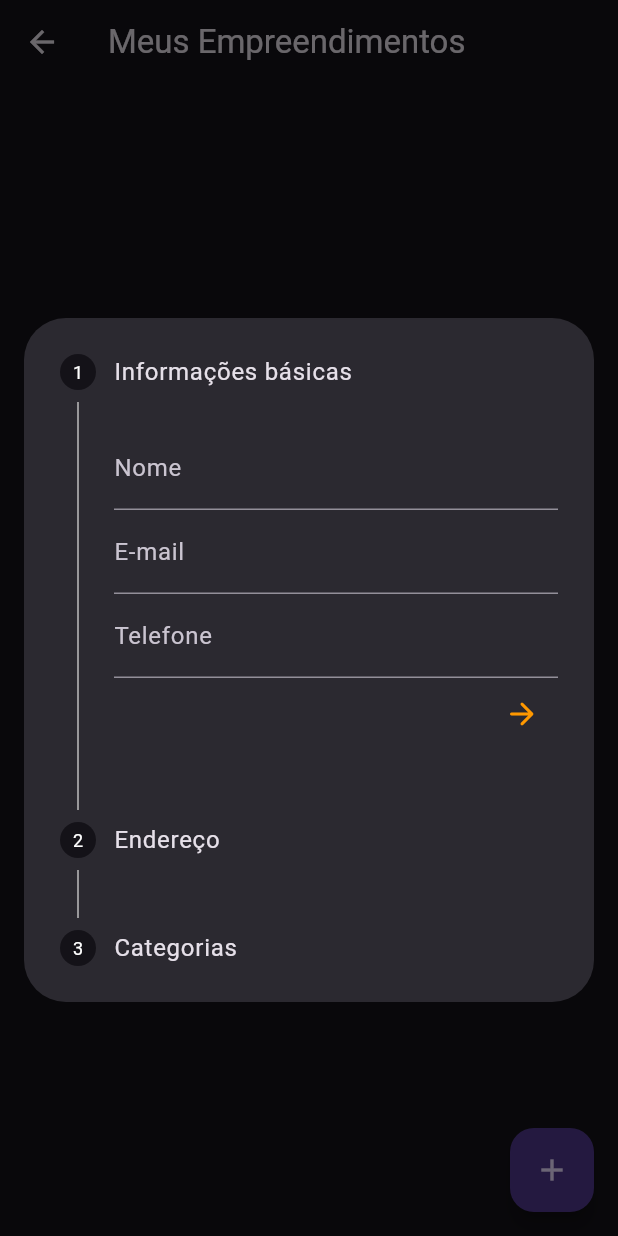
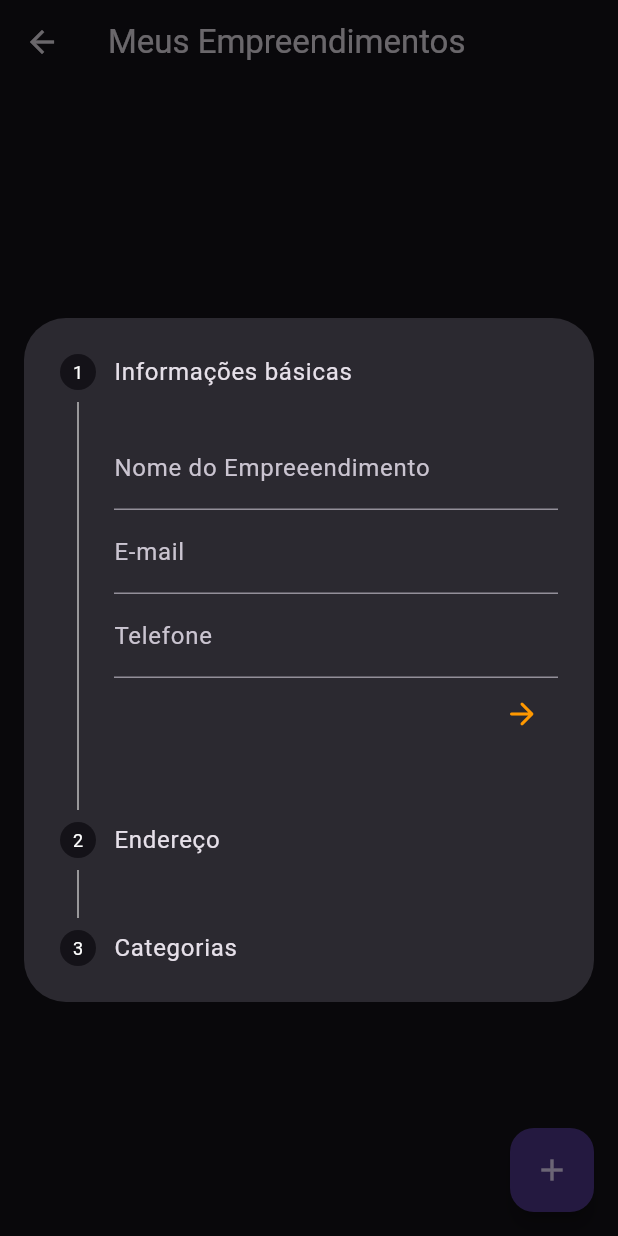
Before and after one commit to JoaoPauloUbaF/marba_project, a Flutter app: the MyBusinessListScreen screen opened by its route, after a tap on the "add" icon, on a phone screen of 412 x 824 dp. Run offline on Flutter 3.47's test engine with Material 3 defaults, Android fonts, the light colour scheme and no system bars; our stand-ins replace cloud_firestore, firebase_auth, firebase_core, flutter_masked_text2, flutter_riverpod, freezed_annotation and 3 more; missing offline and left inert: firebase_ui_auth, firebase_ui_localizations; accounts and stored records are empty; generated files the repository leaves out were written again.

Commit message:
feat: business creation and display

```diff
--- a/lib/main.dart
+++ b/lib/main.dart
@@ -14,7 +14,6 @@ import 'package:firebase_ui_auth/firebase_ui_auth.dart';
 import 'package:firebase_ui_localizations/firebase_ui_localizations.dart';
 import 'package:firebase_ui_auth/src/providers/email_auth_provider.dart'
     as email_auth;
-
 import 'src/features/settings/presentation/settings_screen.dart';
 import 'src/features/user_profile/presentation/screens/profile_form_screen.dart';
 
--- a/lib/src/features/business_profile/application/my_business_list_screen_controller/my_business_list_screen_controller.dart
+++ b/lib/src/features/business_profile/application/my_business_list_screen_controller/my_business_list_screen_controller.dart
@@ -13,10 +13,13 @@ part 'my_business_list_screen_controller.g.dart';
 
 @riverpod
 class MyBusinessListScreenController extends _$MyBusinessListScreenController {
-  var businessList = <Business>[];
+  late Future<List<Business?>> listOfOwnedBusiness;
 
   @override
-  FutureOr<void> build() {}
+  Future<List<Business?>> build() {
+    listOfOwnedBusiness = getUserBusinessList();
+    return listOfOwnedBusiness;
+  }
 
   Future<List<Business>> getBusinessList(
       {required List<String> ownedBusinessIds}) async {
@@ -39,6 +42,8 @@ class MyBusinessListScreenController extends _$MyBusinessListScreenController {
     await userProfileRepository.removeOwnedBusinessId(
         uid: ref.read(authRepositoryProvider).getCurrentUser()!.uid,
         businessId: businessId);
+    var businessList = await getUserBusinessList();
+    state = AsyncValue.data(businessList);
   }
 
   Future<List<Business?>> getUserBusinessList() async {
@@ -48,6 +53,8 @@ class MyBusinessListScreenController extends _$MyBusinessListScreenController {
         .getOwnedBusinessIds(uid: authRepository.getCurrentUser()?.uid ?? '');
     final userBusinessList = await getBusinessList(
         ownedBusinessIds: userOwnedBusinessIdsList as List<String>);
+    //state =
+    AsyncValue.data(userBusinessList); // TODO: create a updateState method
     return userBusinessList;
   }
 
@@ -154,12 +161,19 @@ class MyBusinessListScreenController extends _$MyBusinessListScreenController {
       );
       await businessProfileRepository
           .createBusinessProfile(business: business)
-          .then((value) => {
+          .then((value) async => {
                 print('Business created successfully: ${value!.id}'),
                 ref.read(userProfileDataProvider).addOwnedBusinessId(
                     uid: ref.read(authRepositoryProvider).getCurrentUser()!.uid,
                     businessId: business.id),
+                this.state = AsyncValue.data(await getUserBusinessList()),
               });
     }
   }
+
+  // Future<void> updateState() async {
+  //   var businessList = await getUserBusinessList(),
+  //               state = AsyncValue.data(await getUserBusinessList()),
+  //   state = AsyncValue.data([]);
+  // }
 }
--- a/lib/src/features/business_profile/presentation/components/add_business_stepper_widget.dart
+++ b/lib/src/features/business_profile/presentation/components/add_business_stepper_widget.dart
@@ -1,10 +1,9 @@
 import 'package:flutter/material.dart';
 import 'package:flutter_masked_text2/flutter_masked_text2.dart';
 import 'package:project_marba/src/features/business_profile/application/my_business_list_screen_controller/my_business_list_screen_controller.dart';
-import 'package:project_marba/src/features/business_profile/data/business_profile_data/business_profile_provider.dart';
 import 'package:project_marba/src/shared/models/business/business.dart';
-import 'package:project_marba/src/shared/models/address/address.dart';
 
+import '../../../../utils/registration_utils.dart';
 import 'business_category_cards_widget.dart';
 
 class AddBusinessStepperWidget extends StatefulWidget {
@@ -16,6 +15,7 @@ class AddBusinessStepperWidget extends StatefulWidget {
   final MyBusinessListScreenController myBusinessListController;
 
   @override
+  // ignore: library_private_types_in_public_api
   _AddBusinessStepperWidgetState createState() =>
       _AddBusinessStepperWidgetState();
 }
@@ -89,7 +89,8 @@ class _AddBusinessStepperWidgetState extends State<AddBusinessStepperWidget> {
           children: [
             TextFormField(
               controller: _nameController,
-              decoration: const InputDecoration(labelText: 'Nome'),
+              decoration:
+                  const InputDecoration(labelText: 'Nome do Empreeendimento'),
               validator: (value) =>
                   widget.myBusinessListController.validateName(value),
             ),
@@ -112,6 +113,12 @@ class _AddBusinessStepperWidgetState extends State<AddBusinessStepperWidget> {
         title: const Text('Endereço'),
         content: Column(
           children: [
+            TextFormField(
+              controller: _zipCodeController,
+              decoration: const InputDecoration(labelText: 'CEP'),
+              validator: (value) =>
+                  widget.myBusinessListController.validateZipCode(value),
+            ),
             TextFormField(
               controller: _streetController,
               decoration: const InputDecoration(labelText: 'Rua'),
@@ -136,17 +143,17 @@ class _AddBusinessStepperWidgetState extends State<AddBusinessStepperWidget> {
               validator: (value) =>
                   widget.myBusinessListController.validateCity(value),
             ),
-            TextFormField(
-              controller: _stateController,
+            DropdownButtonFormField<String>(
+              menuMaxHeight: MediaQuery.of(context).size.height * 0.45,
+              value:
+                  _stateController.text.isEmpty ? null : _stateController.text,
               decoration: const InputDecoration(labelText: 'Estado'),
+              items: RegistrationUtils().getStatesList(),
+              onChanged: (String? newValue) {
+                _stateController.text = newValue ?? '';
+              },
               validator: (value) =>
                   widget.myBusinessListController.validateState(value),
-            ),
-            TextFormField(
-              controller: _zipCodeController,
-              decoration: const InputDecoration(labelText: 'CEP'),
-              validator: (value) =>
-                  widget.myBusinessListController.validateZipCode(value),
             ),
           ],
         ),
@@ -217,6 +224,24 @@ class _AddBusinessStepperWidgetState extends State<AddBusinessStepperWidget> {
                   if (widget.formKey.currentState!.validate()) {
                     _submitForm();
                   } else {
+                    showDialog(
+                      context: context,
+                      builder: (context) {
+                        return AlertDialog(
+                          title: const Text('Erro'),
+                          content: const Text(
+                              'Por favor, preencha todos os campos corretamente.'),
+                          actions: [
+                            TextButton(
+                              onPressed: () {
+                                Navigator.of(context).pop();
+                              },
+                              child: const Text('OK'),
+                            ),
+                          ],
+                        );
+                      },
+                    );
                     setState(() {});
                   }
                 },
--- /dev/null
+++ b/lib/src/features/business_profile/presentation/components/user_business_list_widget.dart
@@ -0,0 +1,52 @@
+import 'package:flutter/material.dart';
+import 'package:flutter_riverpod/flutter_riverpod.dart';
+
+import '../../../../shared/models/business/business.dart';
+import '../../application/my_business_list_screen_controller/my_business_list_screen_controller.dart';
+
+class UserBusinessListWidget extends ConsumerWidget {
+  const UserBusinessListWidget({
+    super.key,
+  });
+
+  @override
+  Widget build(BuildContext context, WidgetRef ref) {
+    final myBusinessListController =
+        ref.read(myBusinessListScreenControllerProvider.notifier);
+    final testProvider = ref.watch(myBusinessListScreenControllerProvider);
+
+    return FutureBuilder<List<Business?>>(
+      // b
+      future: testProvider.when(
+        data: (data) => Future.value(data),
+        loading: () => Future.delayed(const Duration(seconds: 10), () => []),
+        error: (error, stackTrace) => Future.error(error),
+      ),
+      builder: (context, snapshot) {
+        if (snapshot.hasData) {
+          return ListView.builder(
+            itemCount: snapshot.data!.length,
+            itemBuilder: (context, index) {
+              final business = snapshot.data![index];
+              return ListTile(
+                title: Text(business?.name ?? ''),
+                trailing: IconButton(
+                  icon: const Icon(Icons.delete),
+                  onPressed: () => {
+                    myBusinessListController.deleteBusiness(
+                      businessId: business?.id ?? '',
+                    ),
+                  },
+                ),
+              );
+            },
+          );
+        } else if (snapshot.hasError) {
+          return Text('Error: ${snapshot.error}');
+        } else {
+          return const Center(child: CircularProgressIndicator());
+        }
+      },
+    );
+  }
+}
--- a/lib/src/features/business_profile/presentation/screens/my_business_list_screen.dart
+++ b/lib/src/features/business_profile/presentation/screens/my_business_list_screen.dart
@@ -1,17 +1,14 @@
 import 'package:flutter_riverpod/flutter_riverpod.dart';
 import 'package:flutter/material.dart';
 import 'package:project_marba/src/features/business_profile/application/my_business_list_screen_controller/my_business_list_screen_controller.dart';
-import 'package:project_marba/src/features/business_profile/data/business_list_provider/business_list_provider.dart';
-
-import '../../../../shared/models/business/business.dart';
 import '../components/add_business_stepper_widget.dart';
+import '../components/user_business_list_widget.dart';
 
 class MyBusinessListScreen extends ConsumerWidget {
   const MyBusinessListScreen({Key? key}) : super(key: key);
 
   @override
   Widget build(BuildContext context, WidgetRef ref) {
-    final userBusinessList = ref.watch(ownedBusinessProvider);
     final myBusinessListController =
         ref.read(myBusinessListScreenControllerProvider.notifier);
     final formKey = GlobalKey<FormState>();
@@ -20,38 +17,7 @@ class MyBusinessListScreen extends ConsumerWidget {
       appBar: AppBar(
         title: const Text('Meus Empreendimentos'),
       ),
-      body: FutureBuilder<List<Business?>>(
-        future: userBusinessList.when(
-          data: (data) => Future.value(data),
-          loading: () => Future.value([]),
-          error: (error, stackTrace) => Future.error(error),
-        ),
-        builder: (context, snapshot) {
-          if (snapshot.hasData) {
-            return ListView.builder(
-              itemCount: snapshot.data!.length,
-              itemBuilder: (context, index) {
-                final business = snapshot.data![index];
-                return ListTile(
-                  title: Text(business?.name ?? ''),
-                  trailing: IconButton(
-                    icon: Icon(Icons.delete),
-                    onPressed: () => {
-                      myBusinessListController.deleteBusiness(
-                        businessId: business?.id ?? '',
-                      ),
-                    },
-                  ),
-                );
-              },
-            );
-          } else if (snapshot.hasError) {
-            return Text('Error: ${snapshot.error}');
-          } else {
-            return CircularProgressIndicator();
-          }
-        },
-      ),
+      body: const UserBusinessListWidget(),
       floatingActionButton: FloatingActionButton(
         onPressed: () {
           showDialog(
--- a/lib/src/shared/models/order/order.dart
+++ b/lib/src/shared/models/order/order.dart
@@ -1,5 +1,4 @@
 import 'package:freezed_annotation/freezed_annotation.dart';
-import 'package:project_marba/src/shared/models/address/address.dart';
 
 part 'order.freezed.dart';
 part 'order.g.dart';
--- a/lib/src/shared/models/user/user_model.dart
+++ b/lib/src/shared/models/user/user_model.dart
@@ -1,6 +1,5 @@
 import 'package:freezed_annotation/freezed_annotation.dart';
 import 'package:project_marba/src/shared/models/address/address.dart';
-import 'package:uuid/uuid.dart';
 
 part 'user_model.freezed.dart';
 part 'user_model.g.dart';
--- /dev/null
+++ b/lib/src/utils/registration_utils.dart
@@ -0,0 +1,48 @@
+import 'package:flutter/material.dart';
+
+class RegistrationUtils {
+  static final RegistrationUtils _instance = RegistrationUtils._internal();
+
+  factory RegistrationUtils() {
+    return _instance;
+  }
+
+  RegistrationUtils._internal();
+
+  List<DropdownMenuItem<String>> getStatesList() {
+    return <String>[
+      'AC',
+      'AL',
+      'AP',
+      'AM',
+      'BA',
+      'CE',
+      'DF',
+      'ES',
+      'GO',
+      'MA',
+      'MT',
+      'MS',
+      'MG',
+      'PA',
+      'PB',
+      'PR',
+      'PE',
+      'PI',
+      'RJ',
+      'RN',
+      'RS',
+      'RO',
+      'RR',
+      'SC',
+      'SP',
+      'SE',
+      'TO'
+    ].map<DropdownMenuItem<String>>((String value) {
+      return DropdownMenuItem<String>(
+        value: value,
+        child: Text(value),
+      );
+    }).toList();
+  }
+}
```
Also changed, not shown: lib/src/features/business_profile/application/my_business_list_screen_controller/my_business_list_screen_controller.g.dart, 1 other file.
